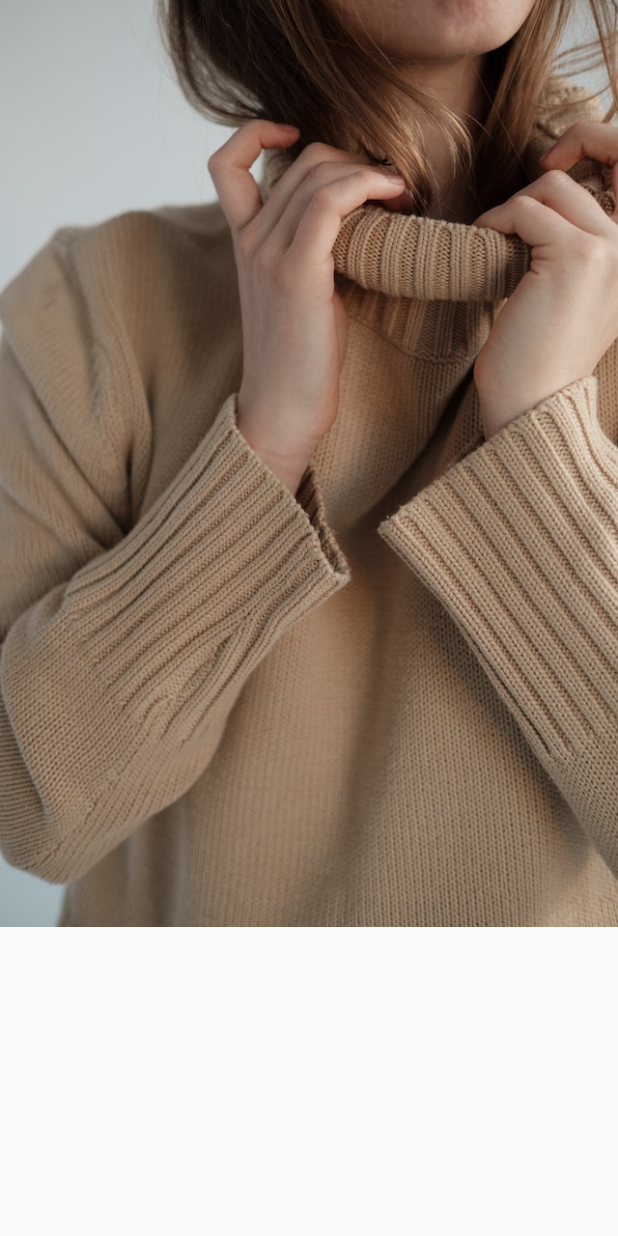
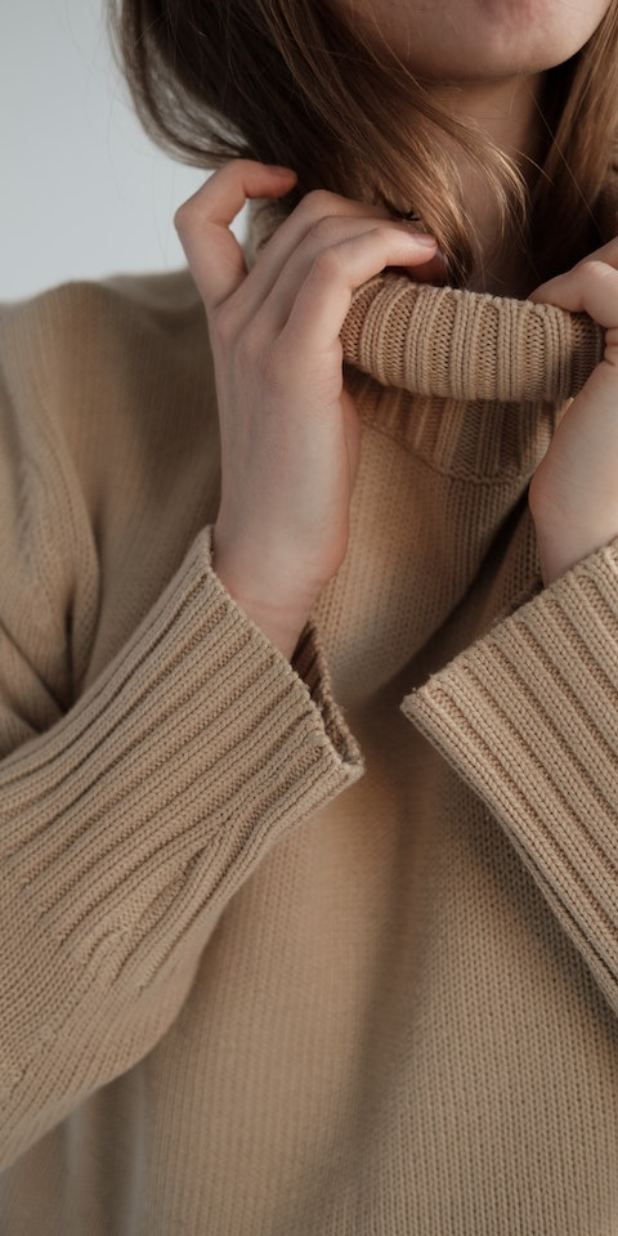
Before and after one commit to chinthanipiumi2001/e_commerce_app, a Flutter app: the screen it shows after launch, on a phone screen of 412 x 824 dp. Run offline on Flutter 3.47's test engine with Material 2 defaults, Android fonts, the phone set to English and light mode, and no system bars.

Commit message:
add cover image

```diff
--- a/lib/screens/SplashScreen.dart
+++ b/lib/screens/SplashScreen.dart
@@ -10,10 +10,16 @@ class _SplashScreenState extends State<SplashScreen>{
   @override
   Widget build(BuildContext context){
     return Material(
-      child: Column(
-        children: [
-          Image.asset("images/image2.jpg"),
-        ],
+      child: Container(
+        decoration: BoxDecoration(
+          image: DecorationImage(
+            image: AssetImage("images/image2.jpg"),
+            fit: BoxFit.cover,
+          ),
+        ),
+        child: Column(
+          children: [],
+        ),
       ),
     );
   }
```
